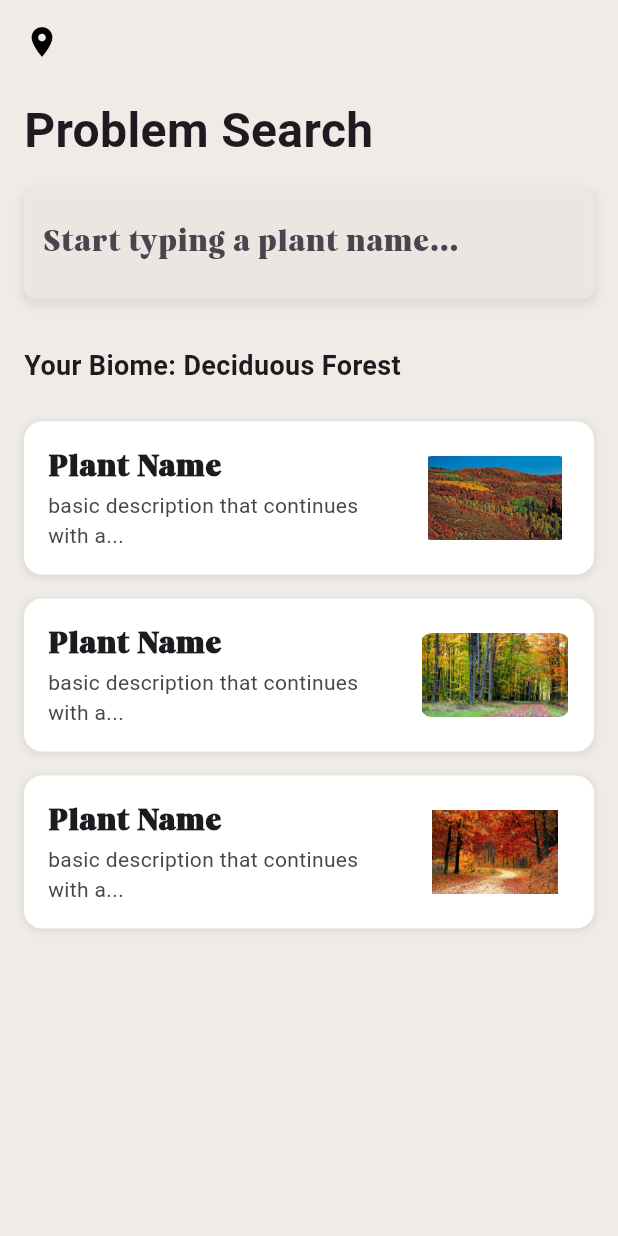
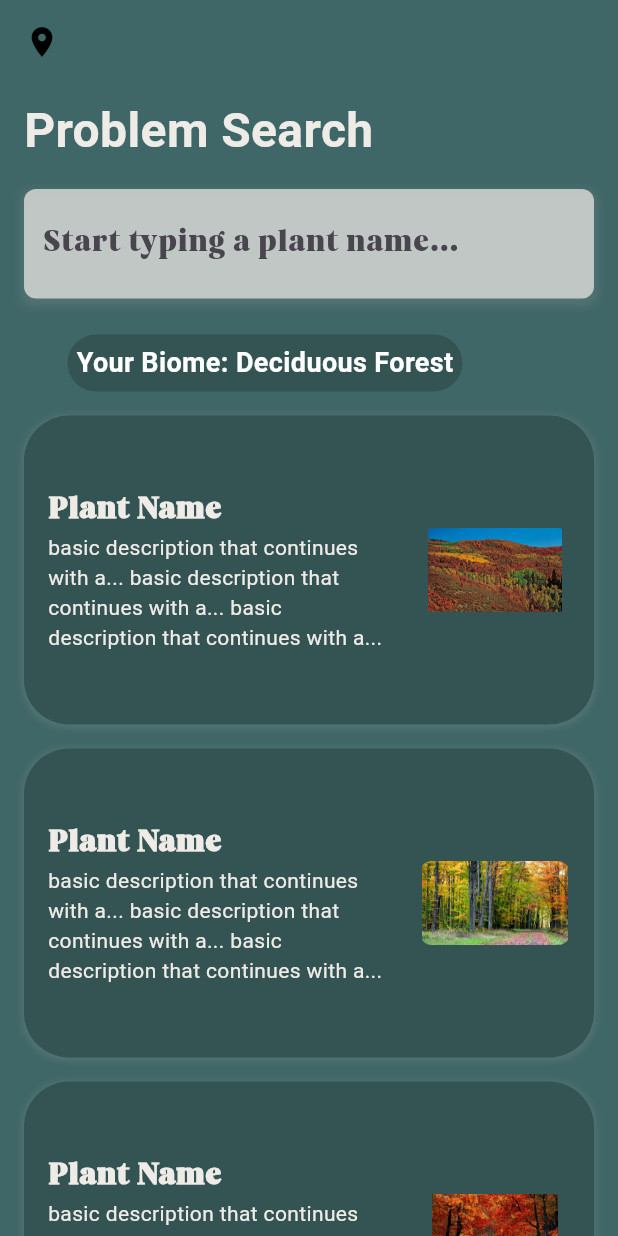
Before and after one commit to honeyzuzu/Indigena, a Flutter app: the PlantSearchScreen screen opened directly, on a phone screen of 412 x 824 dp. Run offline on Flutter 3.47's test engine with Material 3 defaults, Android fonts, the phone set to English and light mode, and no system bars; our stand-ins replace carousel_slider.

Commit message:
Page is almost complete, a few adjustments to be made still

```diff
--- a/indigena/lib/problemSearch.dart
+++ b/indigena/lib/problemSearch.dart
@@ -30,10 +30,12 @@ class PlantSearchScreen extends StatelessWidget {
   @override
   Widget build(BuildContext context) {
     return Scaffold(
+                      backgroundColor: const Color(0xff406767),
+
       resizeToAvoidBottomInset: false,
       appBar: AppBar(
         elevation: 0,
-        backgroundColor: const Color(0xffefebe7).withOpacity(0.7),
+        backgroundColor: const Color(0xff406767),
         leading: IconButton(
           icon: Icon(Icons.location_on, color: Colors.black),
           onPressed: () {
@@ -45,14 +47,17 @@ class PlantSearchScreen extends StatelessWidget {
       ),
       body: Container(
         padding: EdgeInsets.only(top: 8),
+
         child: Column(
+
           crossAxisAlignment: CrossAxisAlignment.start,
           children: <Widget>[
             Padding(
               padding: EdgeInsets.symmetric(horizontal: 16.0),
+
               child: Text(
                 'Problem Search',
-                style: TextStyle(fontSize: 32, fontWeight: FontWeight.bold),
+                style: TextStyle(fontSize: 32, fontWeight: FontWeight.bold, color:  const Color(0xffefebe7)),
               ),
             ),
             Padding(
@@ -73,21 +78,31 @@ class PlantSearchScreen extends StatelessWidget {
                 child: TextField(
                   decoration: InputDecoration(
                     labelText: 'Start typing a plant name...',
+
                     border: InputBorder.none,
+
                     contentPadding: EdgeInsets.all(12),
                   ),
                 ),
               ),
             ),
-            Padding(
-              padding: EdgeInsets.all(16.0),
+            Container(
+              padding: EdgeInsets.all(6.0),
+                    margin: EdgeInsets.symmetric(vertical: 8.0, horizontal: 45.0),
+
+              decoration: BoxDecoration(
+                color:const Color(0xff345454), // Darker green container
+                borderRadius: BorderRadius.circular(40.0),
+              ),
               child: Text(
                 'Your Biome: Deciduous Forest',
                 style: TextStyle(
                   fontSize: 18,
                   fontWeight: FontWeight.bold,
+                  color: Colors.white, // White text color
                 ),
               ),
+
             ),
            Expanded(
   child: ListView.builder(
@@ -121,8 +136,8 @@ class PlantInfoCard extends StatelessWidget {
     return Container(
       margin: EdgeInsets.symmetric(vertical: 8.0, horizontal: 16.0),
       decoration: BoxDecoration(
-        color: Colors.white,
-        borderRadius: BorderRadius.circular(12.0),
+        color: const Color(0xff345454),
+        borderRadius: BorderRadius.circular(30.0),
         boxShadow: [
           BoxShadow(
             color: Colors.grey.withOpacity(0.2),
@@ -133,9 +148,9 @@ class PlantInfoCard extends StatelessWidget {
         ],
       ),
       child: ListTile(
-        contentPadding: EdgeInsets.symmetric(vertical: 8.0, horizontal: 16.0),
-        title: Text('Plant Name', style: TextStyle(fontWeight: FontWeight.bold)),
-        subtitle: Text('basic description that continues with a...'),
+        contentPadding: EdgeInsets.symmetric(vertical: 40.0, horizontal: 16.0),
+        title: Text('Plant Name', style: TextStyle(fontWeight: FontWeight.bold, color:  const Color(0xffefebe7))),
+        subtitle: Text('basic description that continues with a... basic description that continues with a... basic description that continues with a... ', style: TextStyle(color: const Color(0xffefebe7))),
         trailing: ClipRRect(
           borderRadius: BorderRadius.circular(8.0),
           child: Image.asset(imagePath, width: 100), // Use the passed image path here
```
